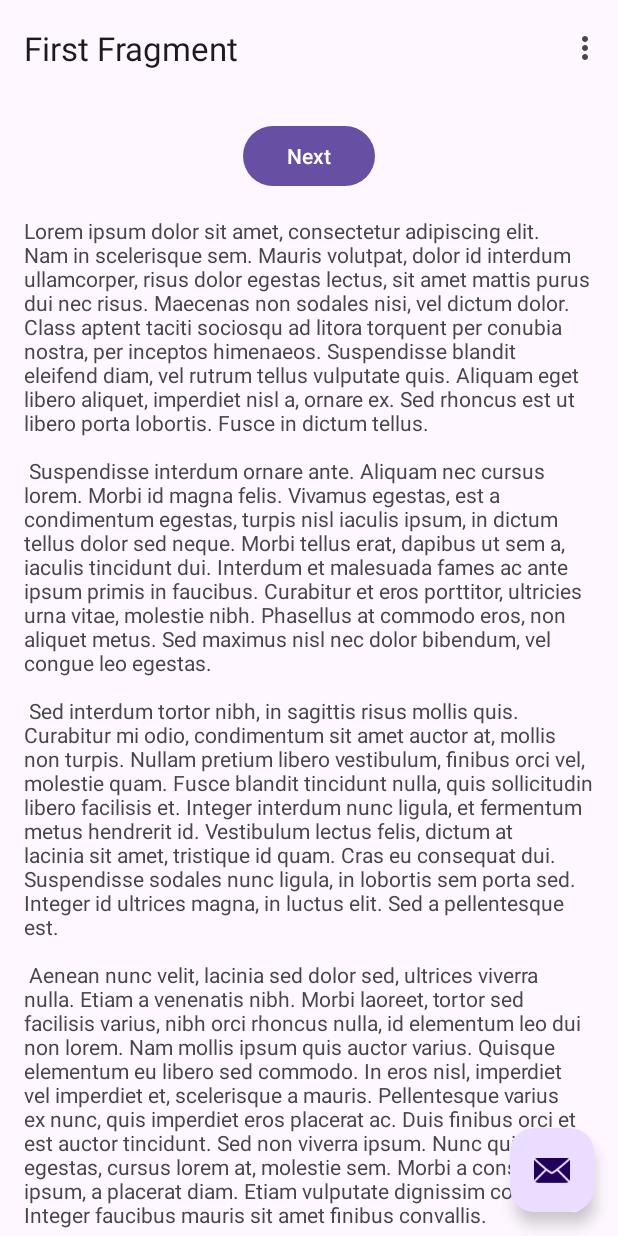
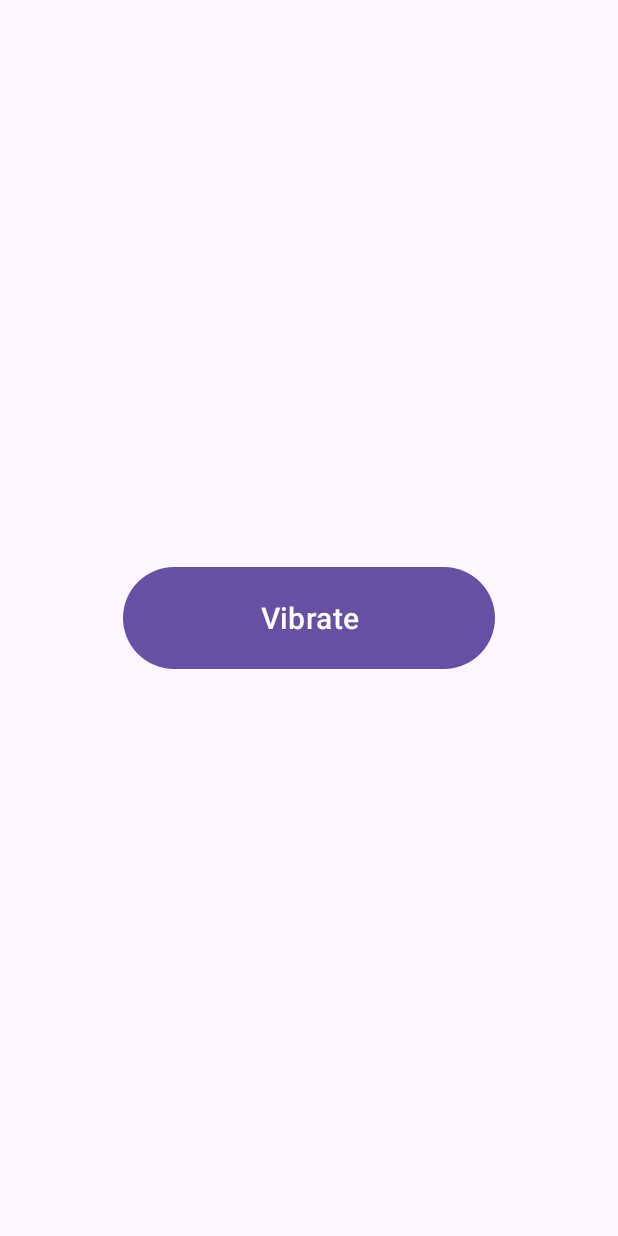
Before and after one commit to yashbim/pocket-guard, an Android app: the screen it shows after launch (MainActivity), on a phone screen of 412 x 824 dp. Run offline under Robolectric (Android 15) with nearby library versions, the light colour scheme and no system bars; our stand-ins replace navigation-ui.

Commit message:
vibration button added

```diff
--- a/app/src/main/java/com/example/pocket_guard/FirstFragment.kt
+++ /dev/null
@@ -1,43 +0,0 @@
-package com.example.pocket_guard
-
-import android.os.Bundle
-import androidx.fragment.app.Fragment
-import android.view.LayoutInflater
-import android.view.View
-import android.view.ViewGroup
-import androidx.navigation.fragment.findNavController
-import com.example.pocket_guard.databinding.FragmentFirstBinding
-
-/**
- * A simple [Fragment] subclass as the default destination in the navigation.
- */
-class FirstFragment : Fragment() {
-
-private var _binding: FragmentFirstBinding? = null
-    // This property is only valid between onCreateView and
-    // onDestroyView.
-    private val binding get() = _binding!!
-
-    override fun onCreateView(
-        inflater: LayoutInflater, container: ViewGroup?,
-        savedInstanceState: Bundle?
-    ): View? {
-
-      _binding = FragmentFirstBinding.inflate(inflater, container, false)
-      return binding.root
-
-    }
-
-    override fun onViewCreated(view: View, savedInstanceState: Bundle?) {
-        super.onViewCreated(view, savedInstanceState)
-
-        binding.buttonFirst.setOnClickListener {
-            findNavController().navigate(R.id.action_FirstFragment_to_SecondFragment)
-        }
-    }
-
-override fun onDestroyView() {
-        super.onDestroyView()
-        _binding = null
-    }
-}
--- a/app/src/main/java/com/example/pocket_guard/MainActivity.kt
+++ b/app/src/main/java/com/example/pocket_guard/MainActivity.kt
@@ -9,49 +9,23 @@ import androidx.navigation.ui.navigateUp
 import androidx.navigation.ui.setupActionBarWithNavController
 import android.view.Menu
 import android.view.MenuItem
-import com.example.pocket_guard.databinding.ActivityMainBinding
+import android.widget.Button
+
 
 class MainActivity : AppCompatActivity() {
 
-    private lateinit var appBarConfiguration: AppBarConfiguration
-private lateinit var binding: ActivityMainBinding
 
     override fun onCreate(savedInstanceState: Bundle?) {
         super.onCreate(savedInstanceState)
+        setContentView(R.layout.home_screen)
 
-     binding = ActivityMainBinding.inflate(layoutInflater)
-     setContentView(binding.root)
 
-        setSupportActionBar(binding.toolbar)
+//        Vibration Button
+        val startvibration: Button = findViewById(R.id.startvibration)
+        startvibration.setOnClickListener{
 
-        val navController = findNavController(R.id.nav_host_fragment_content_main)
-        appBarConfiguration = AppBarConfiguration(navController.graph)
-        setupActionBarWithNavController(navController, appBarConfiguration)
-
-        binding.fab.setOnClickListener { view ->
-            Snackbar.make(view, "Replace with your own action", Snackbar.LENGTH_LONG)
-                    .setAction("Action", null).show()
-        }
-    }
-override fun onCreateOptionsMenu(menu: Menu): Boolean {
-        // Inflate the menu; this adds items to the action bar if it is present.
-        menuInflater.inflate(R.menu.menu_main, menu)
-        return true
-    }
-
-    override fun onOptionsItemSelected(item: MenuItem): Boolean {
-        // Handle action bar item clicks here. The action bar will
-        // automatically handle clicks on the Home/Up button, so long
-        // as you specify a parent activity in AndroidManifest.xml.
-        return when(item.itemId) {
-            R.id.action_settings -> true
-            else -> super.onOptionsItemSelected(item)
         }
     }
 
-    override fun onSupportNavigateUp(): Boolean {
-    val navController = findNavController(R.id.nav_host_fragment_content_main)
-    return navController.navigateUp(appBarConfiguration)
-            || super.onSupportNavigateUp()
-    }
+
 }
--- a/app/src/main/res/layout/activity_main.xml
+++ /dev/null
@@ -1,35 +0,0 @@
-<?xml version="1.0" encoding="utf-8"?>
-<androidx.coordinatorlayout.widget.CoordinatorLayout
-    xmlns:android="http://schemas.android.com/apk/res/android"
-    xmlns:app="http://schemas.android.com/apk/res-auto"
-    xmlns:tools="http://schemas.android.com/tools"
-    android:layout_width="match_parent"
-    android:layout_height="match_parent"
-    android:fitsSystemWindows="true"
-    tools:context=".MainActivity">
-
-    <com.google.android.material.appbar.AppBarLayout
-        android:layout_height="wrap_content"
-        android:layout_width="match_parent"
-        android:fitsSystemWindows="true"
-        >
-
-        <com.google.android.material.appbar.MaterialToolbar
-            android:id="@+id/toolbar"
-            android:layout_width = "match_parent"
-            android:layout_height = "?attr/actionBarSize" />
-
-  </com.google.android.material.appbar.AppBarLayout>
-
-  <include layout="@layout/content_main"/>
-
-  <com.google.android.material.floatingactionbutton.FloatingActionButton
-  android:id="@+id/fab"
-  android:layout_width="wrap_content"
-  android:layout_height="wrap_content"
-  android:layout_gravity="bottom|end"
-  android:layout_marginEnd="@dimen/fab_margin"
-  android:layout_marginBottom="16dp"
-  app:srcCompat="@android:drawable/ic_dialog_email" />
-
-  </androidx.coordinatorlayout.widget.CoordinatorLayout>
--- a/app/src/main/res/layout/content_main.xml
+++ /dev/null
@@ -1,20 +0,0 @@
-<?xml version="1.0" encoding="utf-8"?>
-<androidx.constraintlayout.widget.ConstraintLayout
-    xmlns:android="http://schemas.android.com/apk/res/android"
-    xmlns:app="http://schemas.android.com/apk/res-auto"
-    android:layout_width="match_parent"
-    android:layout_height="match_parent"
-    app:layout_behavior="@string/appbar_scrolling_view_behavior">
-
-    <fragment
-        android:id="@+id/nav_host_fragment_content_main"
-        android:name="androidx.navigation.fragment.NavHostFragment"
-        android:layout_width="0dp"
-        android:layout_height="0dp"
-        app:layout_constraintStart_toStartOf="parent"
-        app:layout_constraintEnd_toEndOf="parent"
-        app:layout_constraintTop_toTopOf="parent"
-        app:layout_constraintBottom_toBottomOf="parent"
-        app:defaultNavHost="true"
-        app:navGraph="@navigation/nav_graph" />
-</androidx.constraintlayout.widget.ConstraintLayout>
--- a/app/src/main/res/layout/fragment_first.xml
+++ /dev/null
@@ -1,34 +0,0 @@
-<?xml version="1.0" encoding="utf-8"?>
-<androidx.core.widget.NestedScrollView
-    xmlns:android="http://schemas.android.com/apk/res/android"
-    xmlns:app="http://schemas.android.com/apk/res-auto"
-    xmlns:tools="http://schemas.android.com/tools"
-    android:layout_width="match_parent"
-    android:layout_height="match_parent"
-    tools:context=".FirstFragment">
-    <androidx.constraintlayout.widget.ConstraintLayout
-        android:layout_width="match_parent"
-        android:layout_height="match_parent"
-        android:padding="16dp">
-    <Button
-        android:id="@+id/button_first"
-        android:layout_width="wrap_content"
-        android:layout_height="wrap_content"
-        android:text="@string/next"
-        app:layout_constraintBottom_toTopOf="@id/textview_first"
-        app:layout_constraintEnd_toEndOf="parent"
-        app:layout_constraintStart_toStartOf="parent"
-        app:layout_constraintTop_toTopOf="parent" />
-
-    <TextView
-        android:id="@+id/textview_first"
-        android:layout_width="wrap_content"
-        android:layout_height="wrap_content"
-        android:layout_marginTop="16dp"
-        android:text="@string/lorem_ipsum"
-        app:layout_constraintBottom_toBottomOf="parent"
-        app:layout_constraintEnd_toEndOf="parent"
-        app:layout_constraintStart_toStartOf="parent"
-        app:layout_constraintTop_toBottomOf="@id/button_first" />
-    </androidx.constraintlayout.widget.ConstraintLayout>
-</androidx.core.widget.NestedScrollView>
--- /dev/null
+++ b/app/src/main/res/layout/home_screen.xml
@@ -0,0 +1,22 @@
+<?xml version="1.0" encoding="utf-8"?>
+<androidx.constraintlayout.widget.ConstraintLayout xmlns:android="http://schemas.android.com/apk/res/android"
+    xmlns:app="http://schemas.android.com/apk/res-auto"
+    xmlns:tools="http://schemas.android.com/tools"
+    android:layout_width="match_parent"
+    android:layout_height="match_parent"
+    tools:context=".MainActivity"
+    tools:layout_editor_absoluteX="0dp"
+    tools:layout_editor_absoluteY="-64dp">
+
+
+    <Button
+        android:id="@+id/startvibration"
+        android:layout_width="248dp"
+        android:layout_height="76dp"
+        android:text="Vibrate"
+        android:textSize="20dp"
+        app:layout_constraintBottom_toBottomOf="parent"
+        app:layout_constraintEnd_toEndOf="parent"
+        app:layout_constraintStart_toStartOf="parent"
+        app:layout_constraintTop_toTopOf="parent" />
+</androidx.constraintlayout.widget.ConstraintLayout>
```
Also changed, not shown: app/src/main/java/com/example/pocket_guard/SecondFragment.kt (deleted, +0 -42 lines), app/src/main/res/layout/fragment_second.xml (deleted, +0 -34 lines).
